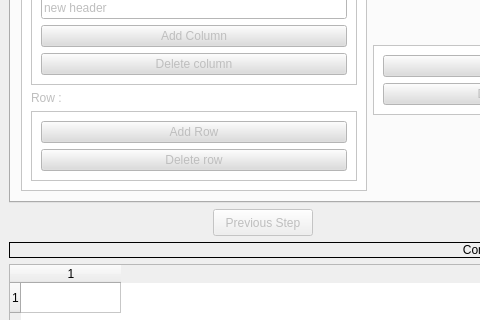
First picture: the form in Applications/DTIAtlasFiberAnalyzer/DTIAtlasFiberAnalyzerguiwindow.ui, repository NIRALUser/DTIFiberTractStatistics, before the edit; both pictures show x 0 to 480 and y 269 to 589 of the 1019 by 840 pixel window.
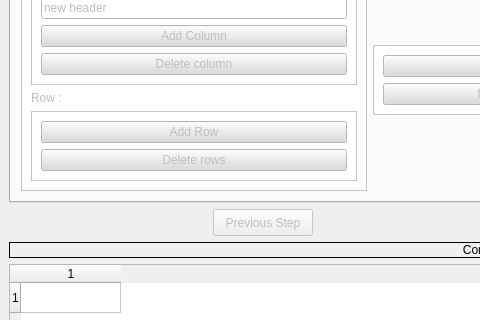
Second picture: the form after the edit. The open tabs and pages were chosen to show the change.

Commit message: ENH: Row selection can be removed now from single row removal. Tabs are now all enabled without a precedent process

```diff
--- a/Applications/DTIAtlasFiberAnalyzer/DTIAtlasFiberAnalyzerguiwindow.ui
+++ b/Applications/DTIAtlasFiberAnalyzer/DTIAtlasFiberAnalyzerguiwindow.ui
@@ -412,7 +412,7 @@
                        <string notr="true">background-color: rgb(220, 220, 220);</string>
                       </property>
                       <property name="text">
-                       <string>Delete row</string>
+                       <string>Delete rows</string>
                       </property>
                      </widget>
                     </item>
```
Left out of the diff: 336 changed lines with no effect on the pictures. The commit also changes 2 other files.
